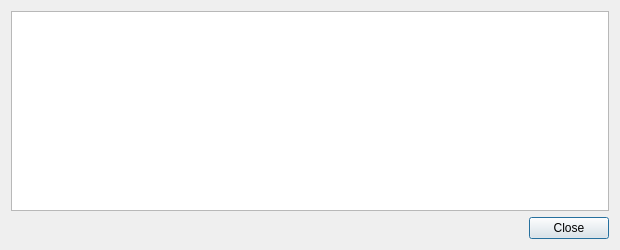
Qt form src/qt/forms/transactiondescdialog.ui (barrystyle/SUQA-0.17.1) before a commit.
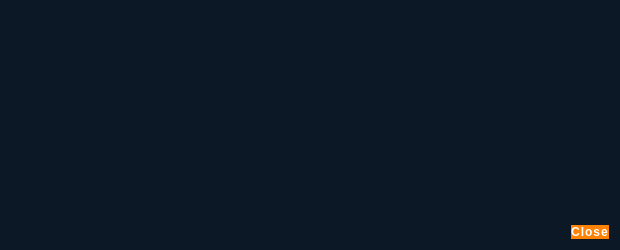
The same form after that commit.

Diff of the .ui file:
```diff
--- a/src/qt/forms/transactiondescdialog.ui
+++ b/src/qt/forms/transactiondescdialog.ui
@@ -13,6 +13,40 @@
   <property name="windowTitle">
    <string notr="true">Transaction details</string>
   </property>
+  <property name="styleSheet">
+   <string notr="true">QDialog#TransactionDescDialog {
+background-color: #0d1827;
+}
+QPushButton {
+	/* Global Button Style */
+	background-color: #FF8204;
+	padding: 0.85em 2em;
+	font-family: &quot;Montserrat&quot;;
+	letter-spacing: 1px;
+	border: 0;
+	color: #ffffff;
+	font-size: 12px;
+	font-weight: bold;
+	border-radius: 19px;
+	text-transform: uppercase;
+}
+QPushButton:hover {
+	background-color: #db7e20;
+}
+QPushButton:focus {
+	border: none;
+	outline: none;
+}
+QPushButton:pressed {
+	border: 1px solid #333;
+}
+
+QTextEdit#detailText {
+background-color: transparent;
+color: #fff;
+border:0;
+}</string>
+  </property>
   <layout class="QVBoxLayout" name="verticalLayout">
    <item>
     <widget class="QTextEdit" name="detailText">
```
